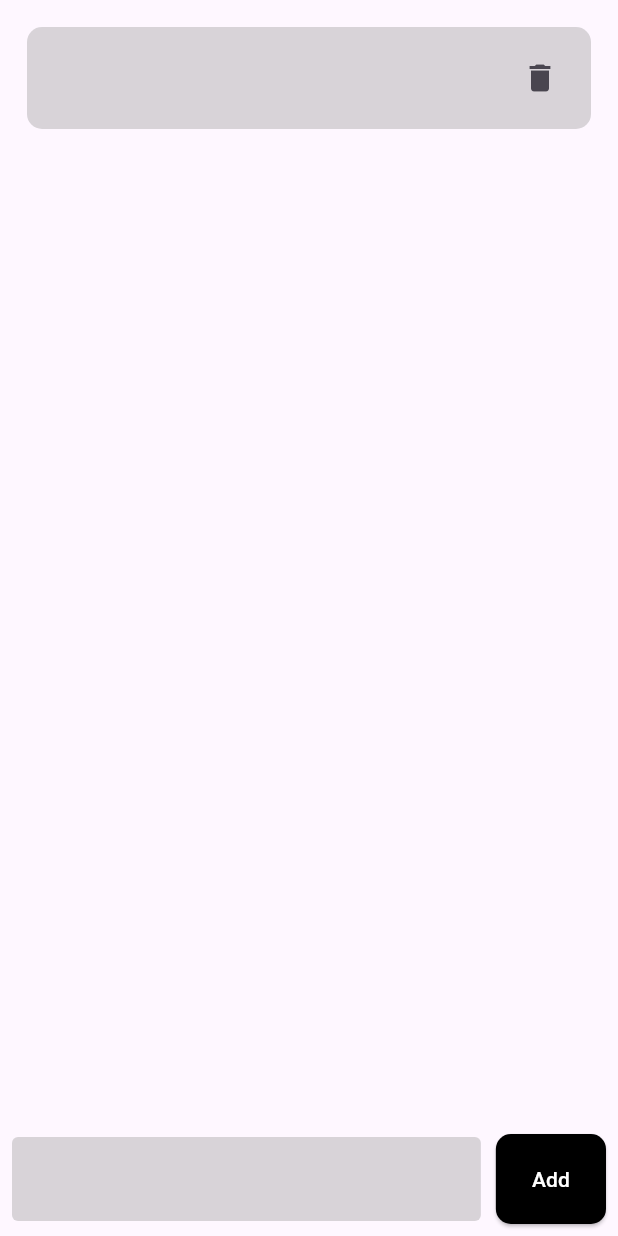
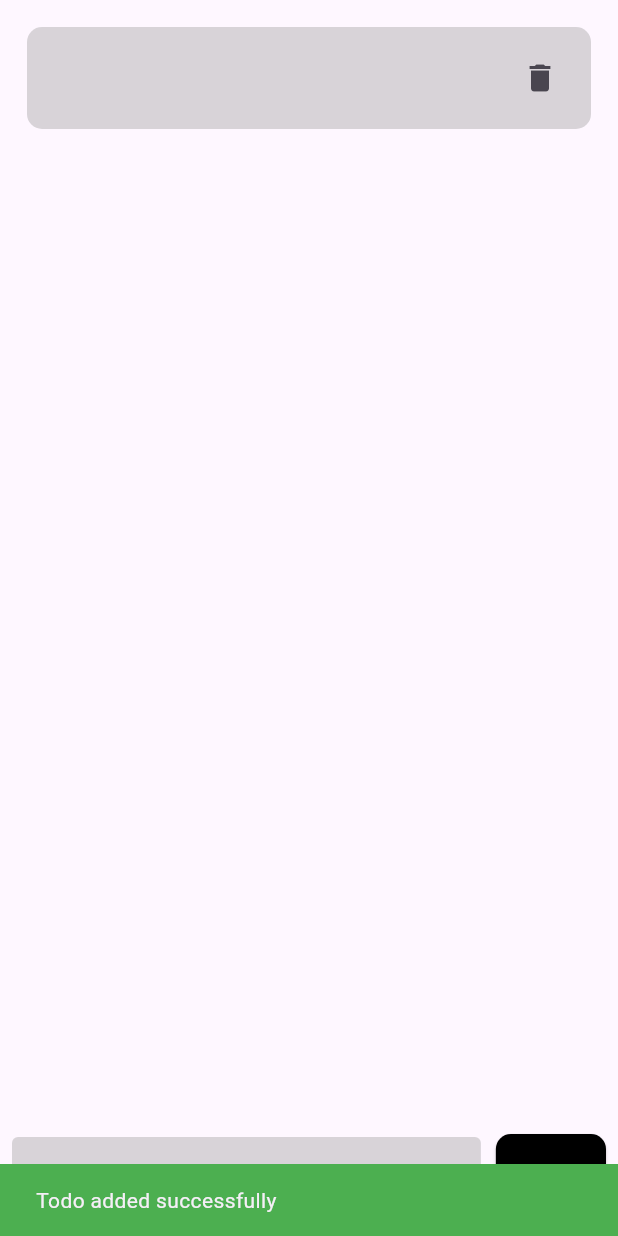
Before and after one commit to kareemtoson12/nti6, a Flutter app: the screen it shows after launch, after a tap on "Add", on a phone screen of 412 x 824 dp. Run offline on Flutter 3.47's test engine with Material 3 defaults, Android fonts, the phone set to English and light mode, and no system bars; our stand-ins replace flutter_bloc.

Commit message:
Refactor TodoScreen layout and enhance Snackbar notifications for add/delete actions

```diff
--- a/lib/features/todo/todo_screen.dart
+++ b/lib/features/todo/todo_screen.dart
@@ -32,6 +32,26 @@ class _TodoScreenState extends State<TodoScreen> {
   Widget build(BuildContext context) {
     return Scaffold(
       body: SafeArea(
+        child: BlocListener<TodoCubit, TodoSatates>(
+          listener: (context, state) {
+            if (state is AddTodoState) {
+              ScaffoldMessenger.of(context).showSnackBar(
+                SnackBar(
+                  content: Text('Todo added successfully'),
+                  backgroundColor: Colors.green,
+                ),
+              );
+            }
+
+            if (state is DeleteTodoState) {
+              ScaffoldMessenger.of(context).showSnackBar(
+                SnackBar(
+                  content: Text('Todo delete successfully'),
+                  backgroundColor: Colors.red,
+                ),
+              );
+            }
+          },
           child: Padding(
             padding: const EdgeInsets.all(8.0),
             child: BlocBuilder<TodoCubit, TodoSatates>(
@@ -91,6 +111,7 @@ class _TodoScreenState extends State<TodoScreen> {
             ),
           ),
         ),
+      ),
     );
   }
 }
```
Lines whose indentation alone changed are shown as unchanged.
